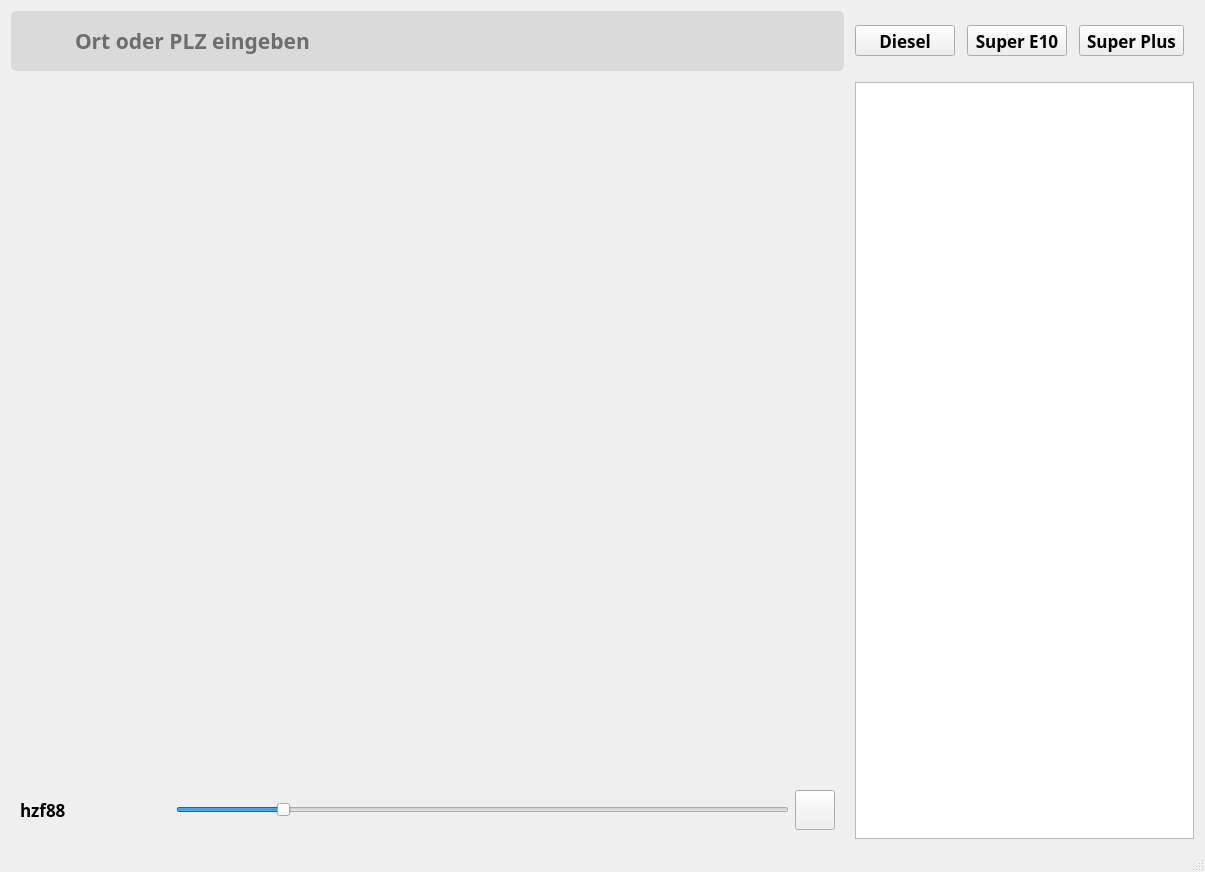
Osamaiqji89/Benzinpreis-App, file resources/ui/mainWindow.ui: the form before one commit.
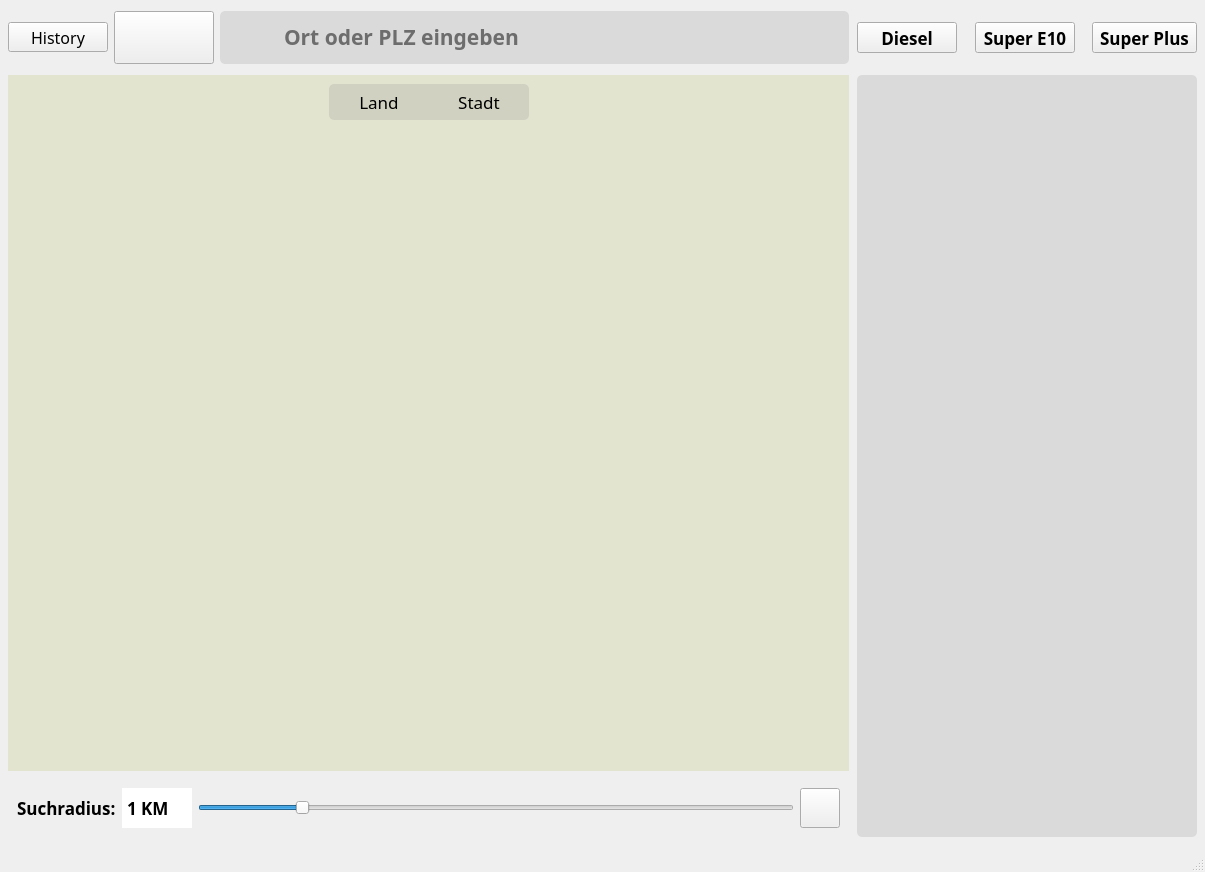
The form after the commit. The open tabs and pages were chosen to show the change. Icons and pictures are not drawn.

Commit message:
Refactor Favorites Logic and UI Optimizations
- Removed the `isFavorites` parameter from methods for table and map creation.
- Adjusted the favorites logic in the [fetch_stations]method to directly access the `FuelPriceDB` instance.
- Simplified the favorites check in the [MainWindow]class.
- Removed unnecessary comments and initialized animations.
- Updated method calls to correctly account for the `isFavorite` state.
- General code cleanup and readability improvements.

```diff
--- a/resources/ui/mainWindow.ui
+++ b/resources/ui/mainWindow.ui
@@ -22,22 +22,44 @@
    </property>
    <layout class="QGridLayout" name="gridLayout">
     <property name="leftMargin">
-     <number>11</number>
+     <number>8</number>
     </property>
     <property name="topMargin">
-     <number>11</number>
+     <number>8</number>
     </property>
     <property name="rightMargin">
-     <number>11</number>
+     <number>8</number>
     </property>
     <property name="bottomMargin">
-     <number>11</number>
+     <number>8</number>
     </property>
     <property name="spacing">
-     <number>11</number>
+     <number>8</number>
     </property>
-    <item row="1" column="0" colspan="6">
-     <widget class="QWidget" name="widget" native="true">
+    <item row="1" column="0" colspan="3">
+     <widget class="QStackedWidget" name="centralStackedWidget">
+      <property name="currentIndex">
+       <number>1</number>
+      </property>
+      <widget class="QWidget" name="HomePage">
+       <layout class="QGridLayout" name="gridLayout_5">
+        <property name="leftMargin">
+         <number>0</number>
+        </property>
+        <property name="topMargin">
+         <number>0</number>
+        </property>
+        <property name="rightMargin">
+         <number>0</number>
+        </property>
+        <property name="bottomMargin">
+         <number>0</number>
+        </property>
+        <property name="spacing">
+         <number>0</number>
+        </property>
+        <item row="3" column="0" colspan="2">
+         <widget class="QWidget" name="widgetMap" native="true">
       <property name="sizePolicy">
        <sizepolicy hsizetype="Preferred" vsizetype="Expanding">
         <horstretch>0</horstretch>
@@ -60,28 +82,223 @@
        <property name="bottomMargin">
         <number>0</number>
        </property>
-       <property name="horizontalSpacing">
+           <property name="spacing">
         <number>0</number>
        </property>
       </layout>
      </widget>
     </item>
-    <item row="2" column="0" colspan="6">
-     <widget class="QWidget" name="widget_4" native="true">
+       </layout>
+      </widget>
+      <widget class="QWidget" name="HostoryPage">
+       <property name="styleSheet">
+        <string notr="true">background-color: rgb(227, 228, 208);</string>
+       </property>
+       <layout class="QGridLayout" name="gridLayoutHistory2">
+        <property name="leftMargin">
+         <number>0</number>
+        </property>
+        <property name="topMargin">
+         <number>0</number>
+        </property>
+        <property name="rightMargin">
+         <number>0</number>
+        </property>
+        <property name="bottomMargin">
+         <number>0</number>
+        </property>
+        <property name="spacing">
+         <number>0</number>
+        </property>
+        <item row="1" column="1" colspan="2">
+         <widget class="QWidget" name="widgetHostory" native="true">
+          <property name="sizePolicy">
+           <sizepolicy hsizetype="Preferred" vsizetype="Expanding">
+            <horstretch>0</horstretch>
+            <verstretch>0</verstretch>
+           </sizepolicy>
+          </property>
+          <layout class="QGridLayout" name="gridLayoutHistory">
+           <property name="leftMargin">
+            <number>4</number>
+           </property>
+           <property name="topMargin">
+            <number>4</number>
+           </property>
+           <property name="rightMargin">
+            <number>4</number>
+           </property>
+           <property name="bottomMargin">
+            <number>4</number>
+           </property>
+          </layout>
+         </widget>
+        </item>
+        <item row="0" column="1" colspan="2">
+         <widget class="QWidget" name="widgetHostoryTop" native="true">
+          <property name="sizePolicy">
+           <sizepolicy hsizetype="Expanding" vsizetype="Fixed">
+            <horstretch>0</horstretch>
+            <verstretch>0</verstretch>
+           </sizepolicy>
+          </property>
+          <property name="styleSheet">
+           <string notr="true">QWidget{    border-radius: 5px; }</string>
+          </property>
+          <layout class="QHBoxLayout" name="gridLayoutHistoryTop">
+           <property name="spacing">
+            <number>0</number>
+           </property>
+           <property name="topMargin">
+            <number>9</number>
+           </property>
+           <property name="bottomMargin">
+            <number>0</number>
+           </property>
+           <item>
+            <spacer name="horizontalSpacer_4">
+             <property name="orientation">
+              <enum>Qt::Horizontal</enum>
+             </property>
+             <property name="sizeHint" stdset="0">
+              <size>
+               <width>40</width>
+               <height>20</height>
+              </size>
+             </property>
+            </spacer>
+           </item>
+           <item>
+            <widget class="QToolButton" name="btnCountry">
+             <property name="minimumSize">
+              <size>
+               <width>100</width>
+               <height>36</height>
+              </size>
+             </property>
+             <property name="font">
+              <font>
+               <family>Sitka</family>
+               <pointsize>13</pointsize>
+              </font>
+             </property>
+             <property name="styleSheet">
+              <string notr="true">QToolButton {
+    background-color: #d1d1c2;
+  border-radius: 0px;
+    border-top-left-radius: 5px;
+    border-bottom-left-radius: 5px; 
+}
+
+
+QToolButton:hover {
+    background-color: #aaaa9f; 
+}
+
+QToolButton:pressed {
+    background-color: #c3c3b5;
+}
+
+QToolButton:disabled {
+    background-color: #c3c3b5; 
+    color: #bebebe;
+}</string>
+             </property>
+             <property name="text">
+              <string>Land</string>
+             </property>
+            </widget>
+           </item>
+           <item>
+            <widget class="QToolButton" name="btnCity">
+             <property name="minimumSize">
+              <size>
+               <width>100</width>
+               <height>36</height>
+              </size>
+             </property>
+             <property name="font">
+              <font>
+               <family>Sitka</family>
+               <pointsize>13</pointsize>
+              </font>
+             </property>
+             <property name="styleSheet">
+              <string notr="true">QToolButton {
+    background-color: #d1d1c2;
+  border-radius: 0px;
+    border-top-right-radius: 5px;
+    border-bottom-right-radius: 5px; 
+}
+
+
+QToolButton:hover {
+    background-color: #aaaa9f; 
+}
+
+QToolButton:pressed {
+    background-color: #c3c3b5;
+}
+
+QToolButton:disabled {
+    background-color: #c3c3b5; 
+    color: #bebebe;
+}</string>
+             </property>
+             <property name="text">
+              <string>Stadt</string>
+             </property>
+            </widget>
+           </item>
+           <item>
+            <spacer name="horizontalSpacer_3">
+             <property name="orientation">
+              <enum>Qt::Horizontal</enum>
+             </property>
+             <property name="sizeHint" stdset="0">
+              <size>
+               <width>40</width>
+               <height>20</height>
+              </size>
+             </property>
+            </spacer>
+           </item>
+          </layout>
+         </widget>
+        </item>
+       </layout>
+      </widget>
+     </widget>
+    </item>
+    <item row="0" column="0" colspan="3">
+     <widget class="QWidget" name="widgetTop" native="true">
       <property name="sizePolicy">
        <sizepolicy hsizetype="Preferred" vsizetype="Fixed">
         <horstretch>0</horstretch>
         <verstretch>0</verstretch>
        </sizepolicy>
       </property>
-      <property name="font">
-       <font>
-        <pointsize>11</pointsize>
-       </font>
+      <property name="minimumSize">
+       <size>
+        <width>0</width>
+        <height>0</height>
+       </size>
       </property>
-      <layout class="QHBoxLayout" name="horizontalLayout_2">
+      <layout class="QHBoxLayout" name="horizontalLayout_3">
+       <property name="leftMargin">
+        <number>0</number>
+       </property>
+       <property name="topMargin">
+        <number>3</number>
+       </property>
+       <property name="rightMargin">
+        <number>0</number>
+       </property>
+       <property name="bottomMargin">
+        <number>3</number>
+       </property>
        <item>
-        <widget class="QLabel" name="lblRadius">
+        <widget class="QToolButton" name="btnHistory">
          <property name="sizePolicy">
           <sizepolicy hsizetype="Fixed" vsizetype="Fixed">
            <horstretch>0</horstretch>
@@ -90,74 +307,55 @@
          </property>
          <property name="minimumSize">
           <size>
-           <width>150</width>
+           <width>100</width>
            <height>0</height>
           </size>
          </property>
-         <property name="maximumSize">
+         <property name="text">
+          <string>History</string>
+         </property>
+         <property name="icon">
+          <iconset>
+           <normaloff>../icons/history.png</normaloff>../icons/history.png</iconset>
+         </property>
+         <property name="iconSize">
           <size>
-           <width>130</width>
-           <height>40</height>
+           <width>30</width>
+           <height>30</height>
           </size>
          </property>
+         <property name="toolButtonStyle">
+          <enum>Qt::ToolButtonTextUnderIcon</enum>
+         </property>
+         <property name="autoRaise">
+          <bool>false</bool>
+         </property>
+        </widget>
+       </item>
+       <item>
+        <widget class="QToolButton" name="btnBackToHome">
+         <property name="sizePolicy">
+          <sizepolicy hsizetype="Fixed" vsizetype="Fixed">
+           <horstretch>0</horstretch>
+           <verstretch>0</verstretch>
+          </sizepolicy>
+         </property>
+         <property name="minimumSize">
+          <size>
+           <width>100</width>
+           <height>53</height>
+          </size>
+         </property>
          <property name="font">
           <font>
-           <family>Sitka</family>
-           <pointsize>13</pointsize>
+           <pointsize>12</pointsize>
            <weight>75</weight>
            <bold>true</bold>
           </font>
          </property>
-         <property name="text">
-          <string>hzf88</string>
-         </property>
-        </widget>
-       </item>
-       <item>
-        <widget class="QSlider" name="horiSliderRadius">
          <property name="styleSheet">
           <string notr="true"/>
          </property>
-         <property name="minimum">
-          <number>1</number>
-         </property>
-         <property name="maximum">
-          <number>25</number>
-         </property>
-         <property name="singleStep">
-          <number>1</number>
-         </property>
-         <property name="value">
-          <number>5</number>
-         </property>
-         <property name="orientation">
-          <enum>Qt::Horizontal</enum>
-         </property>
-         <property name="tickInterval">
-          <number>0</number>
-         </property>
-        </widget>
-       </item>
-       <item>
-        <widget class="QToolButton" name="search_button">
-         <property name="sizePolicy">
-          <sizepolicy hsizetype="Preferred" vsizetype="Expanding">
-           <horstretch>0</horstretch>
-           <verstretch>0</verstretch>
-          </sizepolicy>
-         </property>
-         <property name="minimumSize">
-          <size>
-           <width>40</width>
-           <height>40</height>
-          </size>
-         </property>
-         <property name="maximumSize">
-          <size>
-           <width>40</width>
-           <height>40</height>
-          </size>
-         </property>
          <property name="text">
           <string/>
          </property>
@@ -167,19 +365,19 @@
          </property>
          <property name="iconSize">
           <size>
-           <width>25</width>
-           <height>25</height>
+           <width>36</width>
+           <height>35</height>
           </size>
          </property>
+         <property name="autoRaise">
+          <bool>false</bool>
+         </property>
         </widget>
        </item>
-      </layout>
-     </widget>
-    </item>
-    <item row="0" column="0" colspan="6">
-     <widget class="QWidget" name="widget_2" native="true">
+       <item>
+        <widget class="QWidget" name="widgetSearch" native="true">
       <property name="sizePolicy">
-       <sizepolicy hsizetype="Preferred" vsizetype="Fixed">
+          <sizepolicy hsizetype="Expanding" vsizetype="Expanding">
         <horstretch>0</horstretch>
         <verstretch>0</verstretch>
        </sizepolicy>
@@ -187,7 +385,7 @@
       <property name="minimumSize">
        <size>
         <width>0</width>
-        <height>55</height>
+           <height>0</height>
        </size>
       </property>
       <property name="font">
@@ -248,10 +446,16 @@
        </item>
        <item>
         <widget class="QLineEdit" name="edtSearch">
+            <property name="sizePolicy">
+             <sizepolicy hsizetype="Expanding" vsizetype="Fixed">
+              <horstretch>0</horstretch>
+              <verstretch>0</verstretch>
+             </sizepolicy>
+            </property>
          <property name="minimumSize">
           <size>
            <width>0</width>
-           <height>50</height>
+              <height>30</height>
           </size>
          </property>
          <property name="font">
@@ -279,8 +483,11 @@
       </layout>
      </widget>
     </item>
-    <item row="0" column="7">
-     <widget class="QWidget" name="widget_3" native="true">
+      </layout>
+     </widget>
+    </item>
+    <item row="0" column="3">
+     <widget class="QWidget" name="widgetFuel" native="true">
       <property name="sizePolicy">
        <sizepolicy hsizetype="Fixed" vsizetype="Preferred">
         <horstretch>0</horstretch>
@@ -289,10 +496,16 @@
       </property>
       <property name="minimumSize">
        <size>
-        <width>300</width>
+        <width>340</width>
         <height>0</height>
        </size>
       </property>
+      <property name="maximumSize">
+       <size>
+        <width>340</width>
+        <height>16777215</height>
+       </size>
+      </property>
       <layout class="QHBoxLayout" name="horizontalLayout_4">
        <property name="leftMargin">
         <number>0</number>
@@ -308,6 +521,12 @@
        </property>
        <item>
         <widget class="QToolButton" name="btnDiesel">
+         <property name="sizePolicy">
+          <sizepolicy hsizetype="Fixed" vsizetype="Fixed">
+           <horstretch>0</horstretch>
+           <verstretch>0</verstretch>
+          </sizepolicy>
+         </property>
          <property name="minimumSize">
           <size>
            <width>100</width>
@@ -364,6 +583,12 @@
        </item>
        <item>
         <widget class="QToolButton" name="btnSuperE10">
+         <property name="sizePolicy">
+          <sizepolicy hsizetype="Fixed" vsizetype="Fixed">
+           <horstretch>0</horstretch>
+           <verstretch>0</verstretch>
+          </sizepolicy>
+         </property>
          <property name="minimumSize">
           <size>
            <width>100</width>
@@ -417,6 +642,12 @@
        </item>
        <item>
         <widget class="QToolButton" name="btnSuperPlus">
+         <property name="sizePolicy">
+          <sizepolicy hsizetype="Fixed" vsizetype="Fixed">
+           <horstretch>0</horstretch>
+           <verstretch>0</verstretch>
+          </sizepolicy>
+         </property>
          <property name="minimumSize">
           <size>
            <width>100</width>
@@ -458,7 +689,172 @@
       </layout>
      </widget>
     </item>
-    <item row="1" column="7" rowspan="2">
+    <item row="2" column="0" colspan="3">
+     <widget class="QWidget" name="widgetRadius" native="true">
+      <property name="sizePolicy">
+       <sizepolicy hsizetype="Preferred" vsizetype="Fixed">
+        <horstretch>0</horstretch>
+        <verstretch>0</verstretch>
+       </sizepolicy>
+      </property>
+      <property name="font">
+       <font>
+        <pointsize>11</pointsize>
+       </font>
+      </property>
+      <layout class="QHBoxLayout" name="horizontalLayout_2">
+       <item>
+        <widget class="QLabel" name="lblRadius">
+         <property name="sizePolicy">
+          <sizepolicy hsizetype="Fixed" vsizetype="Fixed">
+           <horstretch>0</horstretch>
+           <verstretch>0</verstretch>
+          </sizepolicy>
+         </property>
+         <property name="minimumSize">
+          <size>
+           <width>0</width>
+           <height>0</height>
+          </size>
+         </property>
+         <property name="maximumSize">
+          <size>
+           <width>16777215</width>
+           <height>40</height>
+          </size>
+         </property>
+         <property name="font">
+          <font>
+           <family>Sitka</family>
+           <pointsize>13</pointsize>
+           <weight>75</weight>
+           <bold>true</bold>
+          </font>
+         </property>
+         <property name="text">
+          <string>Suchradius:</string>
+         </property>
+        </widget>
+       </item>
+       <item>
+        <widget class="QSpinBox" name="spBoxRadius">
+         <property name="sizePolicy">
+          <sizepolicy hsizetype="Fixed" vsizetype="Fixed">
+           <horstretch>0</horstretch>
+           <verstretch>0</verstretch>
+          </sizepolicy>
+         </property>
+         <property name="minimumSize">
+          <size>
+           <width>70</width>
+           <height>0</height>
+          </size>
+         </property>
+         <property name="maximumSize">
+          <size>
+           <width>16777215</width>
+           <height>40</height>
+          </size>
+         </property>
+         <property name="font">
+          <font>
+           <family>Sitka</family>
+           <pointsize>13</pointsize>
+           <weight>75</weight>
+           <bold>true</bold>
+          </font>
+         </property>
+         <property name="styleSheet">
+          <string notr="true">QSpinBox::up-button, QSpinBox::down-button {
+        width: 0px;
+        height: 0px;
+    }
+</string>
+         </property>
+         <property name="keyboardTracking">
+          <bool>true</bool>
+         </property>
+         <property name="showGroupSeparator" stdset="0">
+          <bool>false</bool>
+         </property>
+         <property name="suffix">
+          <string> KM</string>
+         </property>
+         <property name="minimum">
+          <number>1</number>
+         </property>
+         <property name="maximum">
+          <number>25</number>
+         </property>
+        </widget>
+       </item>
+       <item>
+        <widget class="QSlider" name="horiSliderRadius">
+         <property name="styleSheet">
+          <string notr="true"/>
+         </property>
+         <property name="minimum">
+          <number>1</number>
+         </property>
+         <property name="maximum">
+          <number>25</number>
+         </property>
+         <property name="singleStep">
+          <number>1</number>
+         </property>
+         <property name="pageStep">
+          <number>1</number>
+         </property>
+         <property name="value">
+          <number>5</number>
+         </property>
+         <property name="orientation">
+          <enum>Qt::Horizontal</enum>
+         </property>
+         <property name="tickInterval">
+          <number>0</number>
+         </property>
+        </widget>
+       </item>
+       <item>
+        <widget class="QToolButton" name="search_button">
+         <property name="sizePolicy">
+          <sizepolicy hsizetype="Preferred" vsizetype="Expanding">
+           <horstretch>0</horstretch>
+           <verstretch>0</verstretch>
+          </sizepolicy>
+         </property>
+         <property name="minimumSize">
+          <size>
+           <width>40</width>
+           <height>40</height>
+          </size>
+         </property>
+         <property name="maximumSize">
+          <size>
+           <width>40</width>
+           <height>40</height>
+          </size>
+         </property>
+         <property name="text">
+          <string/>
+         </property>
+         <property name="icon">
+          <iconset>
+           <normaloff>../icons/google-maps.png</normaloff>../icons/google-maps.png</iconset>
+         </property>
+         <property name="iconSize">
+          <size>
+           <width>25</width>
+           <height>25</height>
+          </size>
+         </property>
+        </widget>
+       </item>
+      </layout>
+     </widget>
+    </item>
+    <item row="1" column="3" rowspan="2">
      <widget class="QStackedWidget" name="stackedWidget">
       <property name="sizePolicy">
        <sizepolicy hsizetype="Fixed" vsizetype="Preferred">
@@ -468,13 +864,13 @@
       </property>
       <property name="minimumSize">
        <size>
-        <width>339</width>
+        <width>340</width>
         <height>40</height>
        </size>
       </property>
       <property name="maximumSize">
        <size>
-        <width>339</width>
+        <width>340</width>
         <height>16777215</height>
        </size>
       </property>
@@ -486,22 +882,45 @@
         <bold>true</bold>
        </font>
       </property>
+      <property name="styleSheet">
+       <string notr="true"> QWidget {
+background-color:rgba(148, 148, 148, 60);
+border-radius: 5px;
+padding: 5px; }
+ QTableWidget {
+outline: 0;
+background-color:rgba(148, 148, 148, 0);
+border-radius: 5px;}</string>
+      </property>
       <property name="currentIndex">
        <number>1</number>
       </property>
       <widget class="QWidget" name="page">
        <property name="sizePolicy">
-        <sizepolicy hsizetype="Preferred" vsizetype="Preferred">
+        <sizepolicy hsizetype="Fixed" vsizetype="Preferred">
          <horstretch>0</horstretch>
          <verstretch>0</verstretch>
         </sizepolicy>
        </property>
        <property name="minimumSize">
         <size>
-         <width>300</width>
+         <width>340</width>
          <height>0</height>
         </size>
        </property>
+       <property name="maximumSize">
+        <size>
+         <width>340</width>
+         <height>16777215</height>
+        </size>
+       </property>
+       <property name="styleSheet">
+        <string notr="true"> QWidget {
+background-color:rgba(148, 148, 148, 0);
+border-radius: 5px;
+padding: 5px; }
+</string>
+       </property>
        <layout class="QGridLayout" name="gridLayout_2">
         <property name="leftMargin">
          <number>0</number>
@@ -515,17 +934,77 @@
         <property name="bottomMargin">
          <number>0</number>
         </property>
-        <item row="0" column="0">
+        <property name="spacing">
+         <number>2</number>
+        </property>
+        <item row="1" column="0">
+         <widget class="QToolButton" name="btnFavorites">
+          <property name="maximumSize">
+           <size>
+            <width>27</width>
+            <height>27</height>
+           </size>
+          </property>
+          <property name="styleSheet">
+           <string notr="true">QToolButton {
+    width: 32px;  /* Breite auf Icon-Größe einstellen */
+    height: 32px; /* Höhe auf Icon-Größe einstellen */
+    border: none; /* Optional: Entfernt Rahmen */
+    padding: 0px; /* Entfernt zusätzlichen Innenabstand */
+}
+</string>
+          </property>
+          <property name="text">
+           <string/>
+          </property>
+          <property name="icon">
+           <iconset>
+            <normaloff>../icons/wishlist.png</normaloff>
+            <normalon>../icons/notwishlist.png</normalon>../icons/wishlist.png</iconset>
+          </property>
+          <property name="iconSize">
+           <size>
+            <width>27</width>
+            <height>27</height>
+           </size>
+          </property>
+          <property name="checkable">
+           <bool>true</bool>
+          </property>
+          <property name="autoRepeat">
+           <bool>false</bool>
+          </property>
+          <property name="autoExclusive">
+           <bool>false</bool>
+          </property>
+          <property name="autoRepeatDelay">
+           <number>303</number>
+          </property>
+          <property name="autoRepeatInterval">
+           <number>102</number>
+          </property>
+          <property name="toolButtonStyle">
+           <enum>Qt::ToolButtonIconOnly</enum>
+          </property>
+          <property name="autoRaise">
+           <bool>false</bool>
+          </property>
+          <property name="arrowType">
+           <enum>Qt::NoArrow</enum>
+          </property>
+         </widget>
+        </item>
+        <item row="2" column="0" colspan="2">
          <widget class="QTableWidget" name="station_Table">
           <property name="sizePolicy">
-           <sizepolicy hsizetype="Preferred" vsizetype="Expanding">
+           <sizepolicy hsizetype="Expanding" vsizetype="Expanding">
             <horstretch>0</horstretch>
             <verstretch>0</verstretch>
            </sizepolicy>
           </property>
           <property name="minimumSize">
            <size>
-            <width>300</width>
+            <width>302</width>
             <height>0</height>
            </size>
           </property>
@@ -565,13 +1044,13 @@
            <bool>true</bool>
           </attribute>
           <attribute name="horizontalHeaderDefaultSectionSize">
-           <number>90</number>
+           <number>0</number>
           </attribute>
           <attribute name="horizontalHeaderMinimumSectionSize">
-           <number>90</number>
+           <number>0</number>
           </attribute>
           <attribute name="horizontalHeaderStretchLastSection">
-           <bool>false</bool>
+           <bool>true</bool>
           </attribute>
           <attribute name="verticalHeaderVisible">
            <bool>false</bool>
@@ -592,6 +1071,11 @@
             <set>AlignLeading|AlignVCenter</set>
            </property>
           </column>
+          <column>
+           <property name="text">
+            <string>more</string>
+           </property>
+          </column>
          </widget>
         </item>
        </layout>
@@ -969,7 +1453,16 @@
     </item>
    </layout>
   </widget>
-  <widget class="QStatusBar" name="statusBar"/>
+  <widget class="QStatusBar" name="statusBar">
+   <property name="font">
+    <font>
+     <family>Sitka</family>
+     <pointsize>11</pointsize>
+     <weight>75</weight>
+     <bold>true</bold>
+    </font>
+   </property>
+  </widget>
  </widget>
  <resources/>
  <connections/>
```
Left out of the diff: 73 changed lines with no effect on the pictures. Lines whose indentation alone changed are shown as unchanged. The commit also changes 30 other files.
